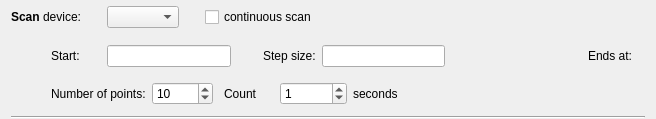
mlz-ictrl/nicos, file nicos/clients/gui/cmdlets/scan.ui: the form before one commit.
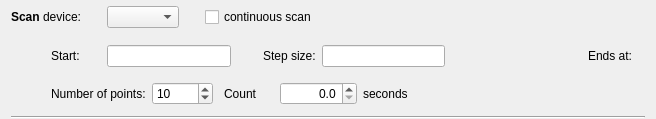
The form after the commit.

Commit message: cmdlets: allow decimal seconds to be used as count time

Diff of the .ui file:
```diff
--- a/nicos/clients/gui/cmdlets/scan.ui
+++ b/nicos/clients/gui/cmdlets/scan.ui
@@ -260,13 +260,16 @@
       </widget>
      </item>
      <item>
-      <widget class="QSpinBox" name="seconds">
-       <property name="maximum">
-        <number>1000000</number>
+      <widget class="QDoubleSpinBox" name="seconds">
+       <property name="alignment">
+        <set>Qt::AlignRight|Qt::AlignTrailing|Qt::AlignVCenter</set>
        </property>
-       <property name="value">
+       <property name="decimals">
         <number>1</number>
        </property>
+       <property name="maximum">
+        <double>1000000.000000000000000</double>
+       </property>
       </widget>
      </item>
      <item>
```
The commit also changes 4 other files.
